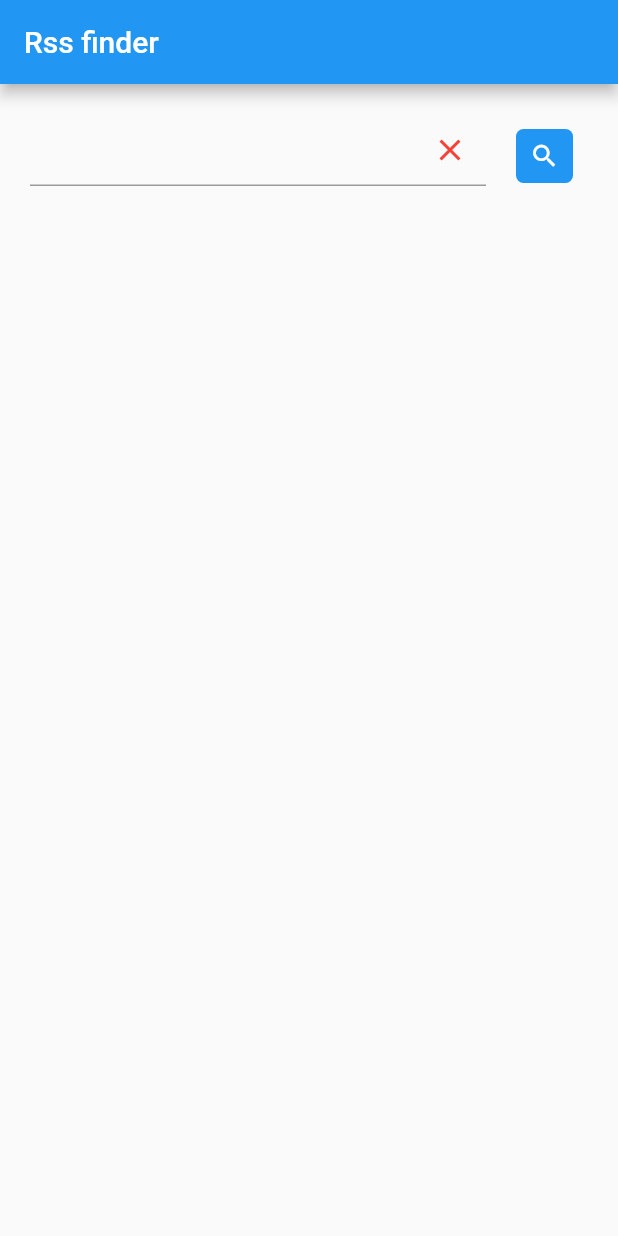
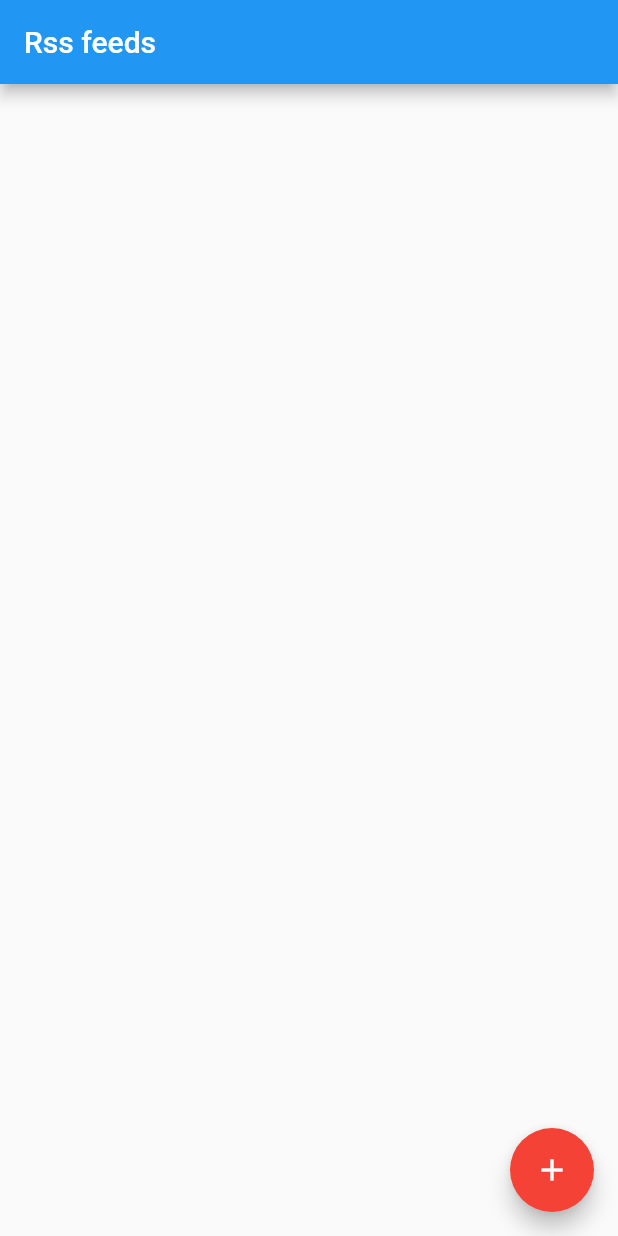
Before and after one commit to mjablecnik/rss_reader, a Flutter app: the screen it shows after launch, on a phone screen of 412 x 824 dp. Run offline on Flutter 3.47's test engine with Material 2 defaults, Android fonts, the phone set to English and light mode, and no system bars; our stand-ins replace flutter_riverpod; missing offline and left inert: feed_finder, flutter_inappwebview, webfeed.

Commit message:
Add RssFeedListScreen

```diff
--- a/lib/main.dart
+++ b/lib/main.dart
@@ -1,15 +1,22 @@
 import 'dart:async';
 import 'package:flutter/material.dart';
-import 'package:flutter_web_app/rss_finder.dart';
-import 'package:flutter_web_app/url_form.dart';
-import 'browser.dart';
+import 'package:flutter_riverpod/flutter_riverpod.dart';
+import 'package:flutter_web_app/rss_feeds.dart';
 
+import 'RssFeed.dart';
+
+
+final feedsProvider = ChangeNotifierProvider<FeedList>((ref) => FeedList());
+
+String defaultImageUrl = "https://img2.pngio.com/documentation-screenshotlayer-api-default-png-250_250.png";
 
 Future main() async {
   WidgetsFlutterBinding.ensureInitialized();
   runApp(
-    MaterialApp(
-      home: RssFinderScreen()
+    ProviderScope(
+      child: MaterialApp(
+        home: RssFeedListScreen()
+      ),
     )
   );
 }
--- /dev/null
+++ b/lib/rss_feeds.dart
@@ -0,0 +1,84 @@
+import 'package:flutter/cupertino.dart';
+import 'package:flutter/material.dart';
+import 'package:flutter_riverpod/all.dart';
+import 'package:flutter_web_app/rss_finder.dart';
+import 'package:webfeed/domain/rss_feed.dart';
+
+import 'main.dart';
+
+class RssFeedListScreen extends StatelessWidget {
+  @override
+  Widget build(BuildContext context) {
+    return Scaffold(
+      appBar: AppBar(
+        title: Text("Rss feeds"),
+      ),
+      resizeToAvoidBottomInset: false,
+      body: Padding(
+        padding: const EdgeInsets.only(top: 30),
+        child: RssFeedList(),
+      ),
+      floatingActionButton: FloatingActionButton(
+        onPressed: () {
+          Navigator.push(
+            context,
+            MaterialPageRoute(
+              builder: (context) => RssFinderScreen()
+            ),
+          );
+        },
+        child: Icon(Icons.add),
+        backgroundColor: Colors.red,
+      ),
+    );
+  }
+}
+
+class RssFeedList extends StatefulWidget {
+  @override
+  _RssFeedListState createState() => _RssFeedListState();
+}
+
+class _RssFeedListState extends State<RssFeedList> {
+  @override
+  Widget build(BuildContext context) {
+    return Consumer(
+      builder: (context, watch, _) {
+
+        return GridView.count(
+          crossAxisCount: 4,
+          crossAxisSpacing: 0,
+          children: [
+            for (var feed in watch(feedsProvider).getFeeds().values)
+              Container(
+                child: Column(
+                  children: [
+                    Container(
+                        width: 60.0,
+                        height: 60.0,
+                        decoration: BoxDecoration(
+                            shape: BoxShape.circle,
+                            image: DecorationImage(
+                                fit: BoxFit.fill,
+                                image: NetworkImage(feed.image != null ? feed.image.url : defaultImageUrl)
+                            )
+                        )
+                    ),
+                    Container(
+                      width: 80,
+                      alignment: Alignment.center,
+                      padding: EdgeInsets.only(top: 6),
+                        child: Text(
+                            feed.title.length > 22 ? feed.title.substring(0, 19) : feed.title,
+                            style: TextStyle(fontSize: 12)
+                        ),
+                    ),
+                  ],
+                ),
+              )
+          ],
+        );
+      },
+    );
+  }
+}
--- a/lib/url_form.dart
+++ b/lib/url_form.dart
@@ -69,7 +69,6 @@ class _UrlForm extends State<UrlForm> {
               child: TextFormField(
                 controller: urlController,
                 onFieldSubmitted: processSearch,
-                textInputAction: TextInputAction.search,
                 validator: (value) {
                   RegExp exp = new RegExp(r"http(s)?://[a-z0-9-.:/=?&]+");
                   if (value.substring(0, 8) != "https://") {
```
Also changed, not shown: lib/RssFeed.dart (added, +42 -0 lines), lib/rss_finder.dart (+39 -11 lines).
